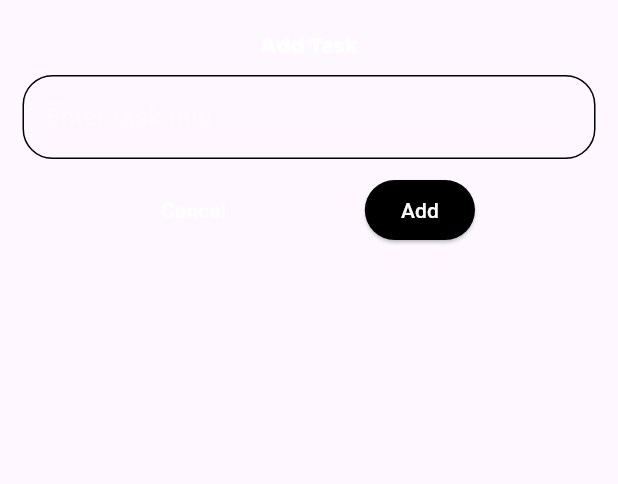
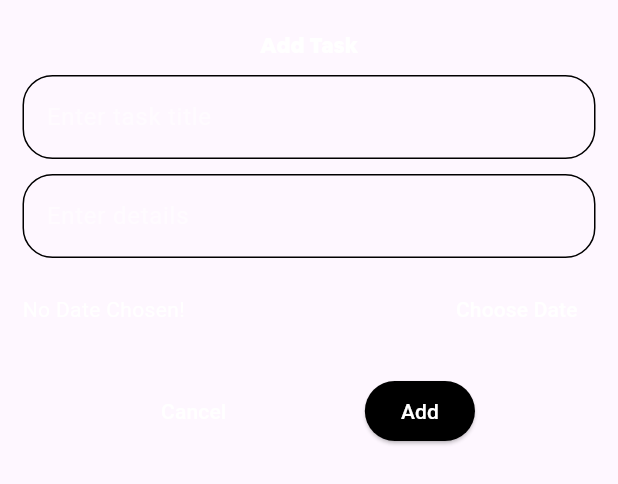
Before and after one commit to irshad800/todoAPP, a Flutter app: the AddTaskScreen widget shown alone on an empty page, opened directly with empty values, on a phone screen of 412 x 824 dp. Shown: the top 484 px of the screen. Run offline on Flutter 3.47's test engine with Material 3 defaults, Android fonts, the phone set to English and light mode, and no system bars; our stand-ins replace equatable, flutter_bloc, hydrated_bloc.

Commit message:
add date

```diff
--- a/lib/model/task.dart
+++ b/lib/model/task.dart
@@ -3,12 +3,16 @@ import 'package:equatable/equatable.dart';
 class Task extends Equatable {
   final String id;
   final String title;
+  final String details;
+  final DateTime? dueDate;
   bool? isDone;
   bool? isDeleted;
 
   Task({
     required this.id,
     required this.title,
+    this.details = "",
+    this.dueDate,
     this.isDone,
     this.isDeleted,
   }) {
@@ -16,10 +20,19 @@ class Task extends Equatable {
     isDeleted = isDeleted ?? false;
   }
 
-  Task copyWith({String? id, String? title, bool? isDone, bool? isDeleted}) {
+  Task copyWith({
+    String? id,
+    String? title,
+    String? details,
+    DateTime? dueDate,
+    bool? isDone,
+    bool? isDeleted,
+  }) {
     return Task(
       id: id ?? this.id,
       title: title ?? this.title,
+      details: details ?? this.details,
+      dueDate: dueDate ?? this.dueDate,
       isDone: isDone ?? this.isDone,
       isDeleted: isDeleted ?? this.isDeleted,
     );
@@ -29,6 +42,8 @@ class Task extends Equatable {
     return {
       'id': id,
       'title': title,
+      'details': details,
+      'dueDate': dueDate?.toIso8601String(),
       'isDone': isDone,
       'isDeleted': isDeleted,
     };
@@ -38,16 +53,15 @@ class Task extends Equatable {
     return Task(
       id: map['id'] ?? "",
       title: map['title'] ?? "",
+      details: map['details'] ?? "",
+      dueDate: map['dueDate'] != null
+          ? DateTime.parse(map['dueDate'])
+          : null, // Parse DateTime
       isDone: map['isDone'],
       isDeleted: map['isDeleted'],
     );
   }
 
   @override
-  List<Object?> get props => [
-        id,
-        title,
-        isDone,
-        isDeleted,
-      ];
+  List<Object?> get props => [id, title, details, dueDate, isDone, isDeleted];
 }
--- a/lib/screens/add_task_screen.dart
+++ b/lib/screens/add_task_screen.dart
@@ -6,26 +6,47 @@ import '../model/task.dart';
 import '../services/gen_id.dart';
 
 class AddTaskScreen extends StatefulWidget {
-  const AddTaskScreen(
-      {super.key, required TextEditingController titleController});
+  const AddTaskScreen({
+    super.key,
+    required TextEditingController titleController,
+    required TextEditingController detailController,
+  });
 
   @override
   _AddTaskScreenState createState() => _AddTaskScreenState();
 }
 
 class _AddTaskScreenState extends State<AddTaskScreen> {
-  late TextEditingController titleController;
+  TextEditingController titleController = TextEditingController();
+  TextEditingController detailController = TextEditingController();
+  DateTime? selectedDate;
 
   @override
   void initState() {
     super.initState();
     titleController = TextEditingController();
+    detailController = TextEditingController();
   }
 
   @override
   void dispose() {
     titleController.dispose();
+    detailController.dispose();
     super.dispose();
+  }
+
+  Future<void> _selectDate(BuildContext context) async {
+    final DateTime? picked = await showDatePicker(
+      context: context,
+      initialDate: selectedDate ?? DateTime.now(),
+      firstDate: DateTime(2000),
+      lastDate: DateTime(2101),
+    );
+    if (picked != null && picked != selectedDate) {
+      setState(() {
+        selectedDate = picked;
+      });
+    }
   }
 
   @override
@@ -60,6 +81,41 @@ class _AddTaskScreenState extends State<AddTaskScreen> {
                 ),
               ),
               const SizedBox(height: 10),
+              TextField(
+                controller: detailController,
+                style: TextStyle(color: Colors.white),
+                decoration: InputDecoration(
+                  enabledBorder: OutlineInputBorder(
+                    borderRadius: BorderRadius.circular(20),
+                    borderSide: BorderSide(color: Colors.black),
+                  ),
+                  focusedBorder: OutlineInputBorder(
+                    borderSide: BorderSide(color: Colors.black),
+                  ),
+                  hintText: 'Enter details',
+                  hintStyle: TextStyle(color: Colors.white54),
+                ),
+              ),
+              const SizedBox(height: 10),
+              Row(
+                mainAxisAlignment: MainAxisAlignment.spaceBetween,
+                children: [
+                  Text(
+                    selectedDate == null
+                        ? 'No Date Chosen!'
+                        : 'Date: ${selectedDate?.toLocal().toString().split(' ')[0]}',
+                    style: TextStyle(color: Colors.white),
+                  ),
+                  TextButton(
+                    onPressed: () => _selectDate(context),
+                    child: Text(
+                      "Choose Date",
+                      style: TextStyle(color: Colors.white),
+                    ),
+                  ),
+                ],
+              ),
+              const SizedBox(height: 20),
               Row(
                 mainAxisAlignment: MainAxisAlignment.spaceEvenly,
                 children: [
@@ -77,6 +133,8 @@ class _AddTaskScreenState extends State<AddTaskScreen> {
                       var task = Task(
                         id: IdGenerator.generateId(),
                         title: titleController.text,
+                        details: detailController.text,
+                        dueDate: selectedDate,
                       );
                       context.read<TasksBloc>().add(AddTask(task: task));
                       Navigator.pop(context);
--- a/lib/screens/pending_screen.dart
+++ b/lib/screens/pending_screen.dart
@@ -11,6 +11,8 @@ class PendingScreen extends StatelessWidget {
   PendingScreen({Key? key}) : super(key: key);
   static const id = "task_screen";
   final TextEditingController titleController = TextEditingController();
+  final TextEditingController detailController = TextEditingController();
+
   void _addTask(BuildContext context) {
     showModalBottomSheet(
       backgroundColor: primaryColors,
@@ -18,6 +20,7 @@ class PendingScreen extends StatelessWidget {
       builder: (context) => SingleChildScrollView(
         child: AddTaskScreen(
           titleController: titleController,
+          detailController: detailController,
         ),
       ),
     );
--- a/lib/screens/tabs_screen.dart
+++ b/lib/screens/tabs_screen.dart
@@ -14,6 +14,8 @@ class TabScreen extends StatelessWidget {
   @override
   Widget build(BuildContext context) {
     final TextEditingController titleController = TextEditingController();
+    final TextEditingController detailController = TextEditingController();
+
     final PageController pageController = PageController();
 
     void _addTask(BuildContext context) {
@@ -23,6 +25,7 @@ class TabScreen extends StatelessWidget {
         builder: (context) => SingleChildScrollView(
           child: AddTaskScreen(
             titleController: titleController,
+            detailController: detailController,
           ),
         ),
       );
```
Also changed, not shown: lib/screens/edit.dart (added, +70 -0 lines), lib/widgets/task_tile.dart (+20 -2 lines).
